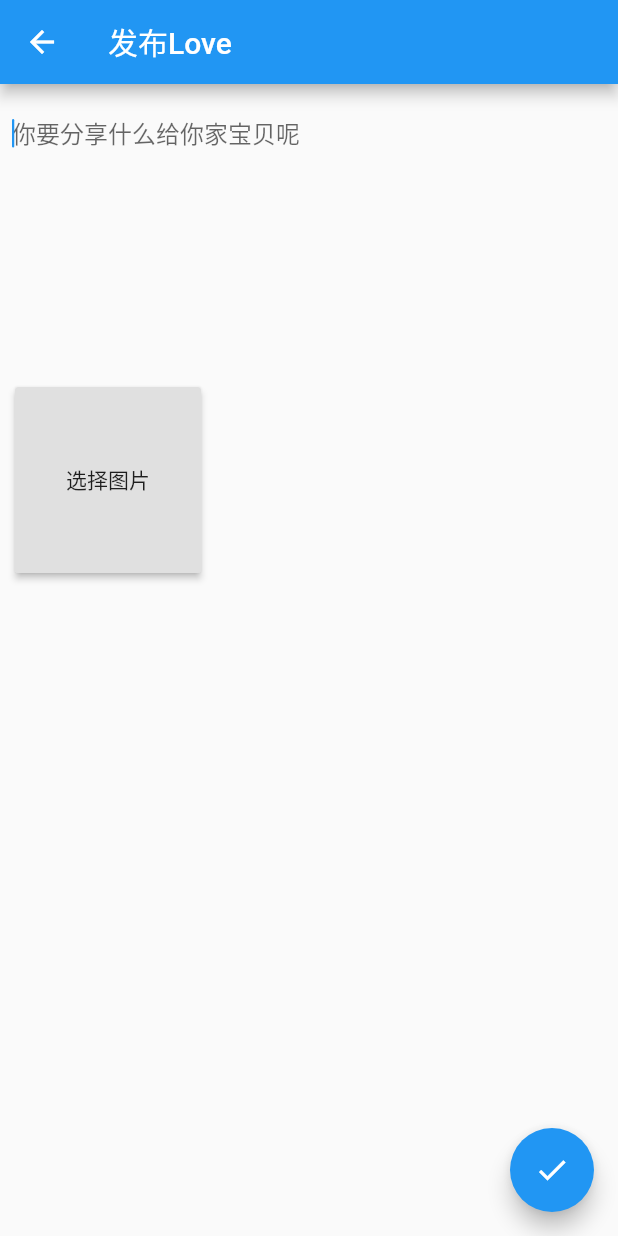
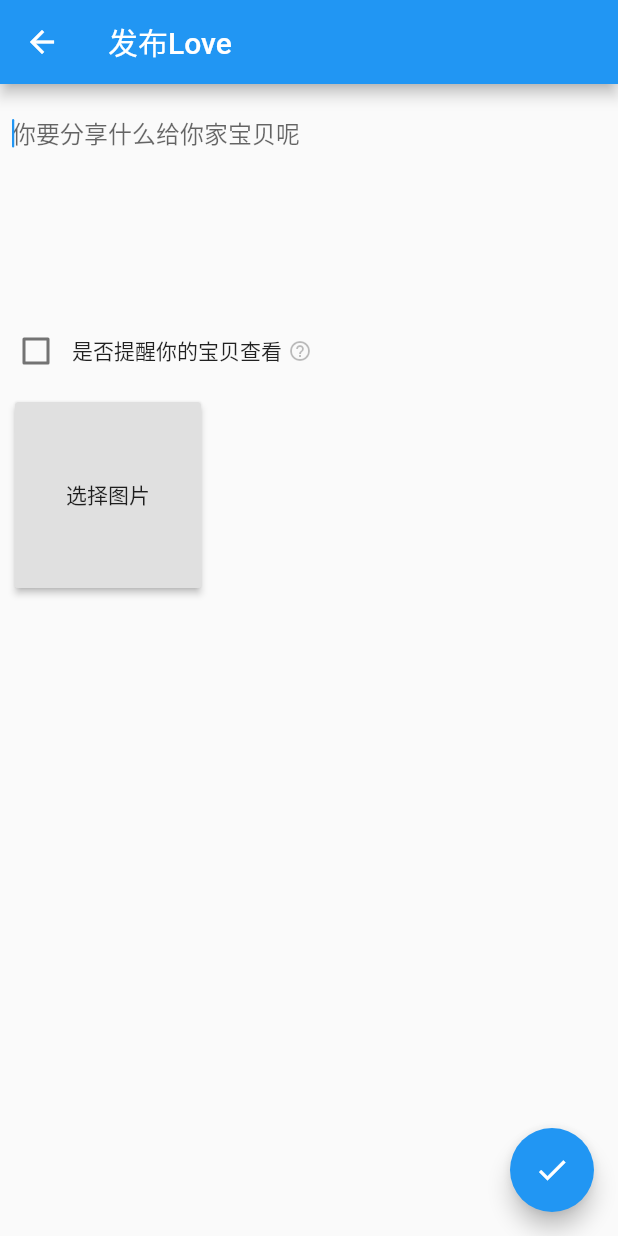
Before and after one commit to Baby1021/fultter, a Flutter app: the screen it shows after launch, on a phone screen of 412 x 824 dp. Run offline on Flutter 3.47's test engine with Material 2 defaults, Android fonts, the phone set to English and light mode, and no system bars; our stand-ins replace dio, image_picker.

Commit message:
Love发布页添加提醒选项

```diff
--- a/lib/love/LoveDetailPage.dart
+++ b/lib/love/LoveDetailPage.dart
@@ -23,6 +23,7 @@ class _MyHomePageState extends State<LoveDetailPage> {
   Love love;
   String userId;
   bool isChange = false;
+  bool isRemind = false;
   List<File> _images = [];
   final TextEditingController _controller = new TextEditingController();
 
@@ -73,7 +74,7 @@ class _MyHomePageState extends State<LoveDetailPage> {
     if (love == null) {
 //      await Service.getInstance().addLove(_controller.text, userId);
       await Service.getInstance()
-          .addLoveWithImage(_images, _controller.text, userId);
+          .addLoveWithImage(_images, _controller.text, userId, isRemind);
     } else {
       await Service.getInstance().updateLove(love.id, _controller.text, userId);
     }
@@ -168,12 +169,6 @@ class _MyHomePageState extends State<LoveDetailPage> {
         ));
   }
 
-  uploadImage() async {
-    await Service.getInstance()
-        .addLoveWithImage(_images, _controller.text, userId);
-    showTestDialog("上传图片成功");
-  }
-
   Widget buildItem(File image) {
     return Image.file(image);
   }
@@ -237,8 +232,11 @@ class _MyHomePageState extends State<LoveDetailPage> {
                   padding: const EdgeInsets.all(8.0),
                   child: new TextField(
                     autofocus: true,
-                    maxLines: 8,
-                    style: TextStyle(fontSize: 16.0, color: Colors.black87),
+                    maxLines: 6,
+                    style: TextStyle(
+                      fontSize: 16.0,
+                      color: Colors.black87,
+                    ),
                     cursorWidth: 1.5,
                     controller: _controller,
                     cursorRadius: Radius.circular(1.0),
@@ -248,6 +246,47 @@ class _MyHomePageState extends State<LoveDetailPage> {
                       hintStyle: TextStyle(),
                     ),
                   ),
+                ),
+                Row(
+                  mainAxisAlignment: MainAxisAlignment.start,
+                  children: <Widget>[
+                    GestureDetector(
+                      onTap: () {
+                        setState(() {
+                          isRemind = !isRemind;
+                        });
+                      },
+                      child: Container(
+                        child: Row(
+                          mainAxisSize: MainAxisSize.min, // wrap_content
+                          children: <Widget>[
+                            Checkbox(
+                              value: isRemind,
+                              onChanged: (value) {
+                                setState(() {
+                                  isRemind = value;
+                                });
+                              },
+                            ),
+                            Text("是否提醒你的宝贝查看"),
+                            InkWell(
+                              onTap: () {
+                                showTestDialog("宝贝进入首页之后，弹窗提醒你发布的Love");
+                              },
+                              child: Padding(
+                                padding: const EdgeInsets.all(4.0),
+                                child: Icon(
+                                  Icons.help_outline,
+                                  color: Colors.black26,
+                                  size: 16,
+                                ),
+                              ),
+                            )
+                          ],
+                        ),
+                      ),
+                    ),
+                  ],
                 ),
                 generateImage()
               ],
--- a/lib/main.dart
+++ b/lib/main.dart
@@ -4,7 +4,9 @@ import 'package:baby/love/LoveDetailPage.dart';
 
 Dio http = new Dio();
 
-void main() => runApp(MyApp());
+void main() {
+  runApp(MyApp());
+}
 
 class MyApp extends StatelessWidget {
   @override
```
Also changed, not shown: lib/http/api.dart (+7 -3 lines).
